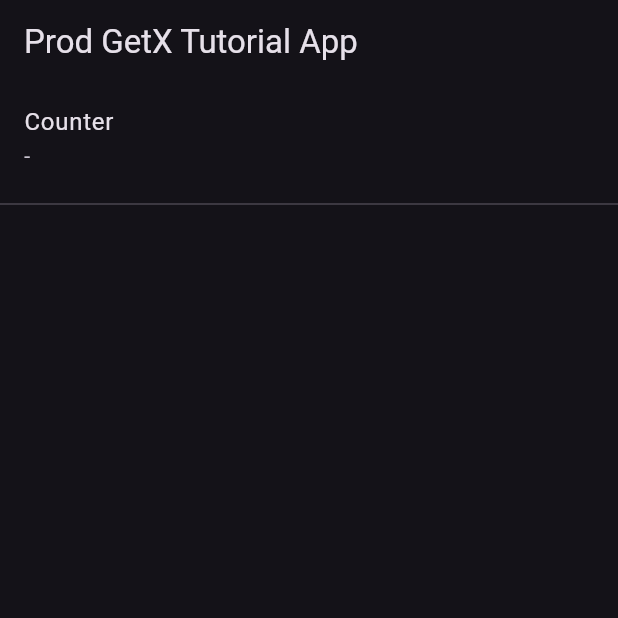
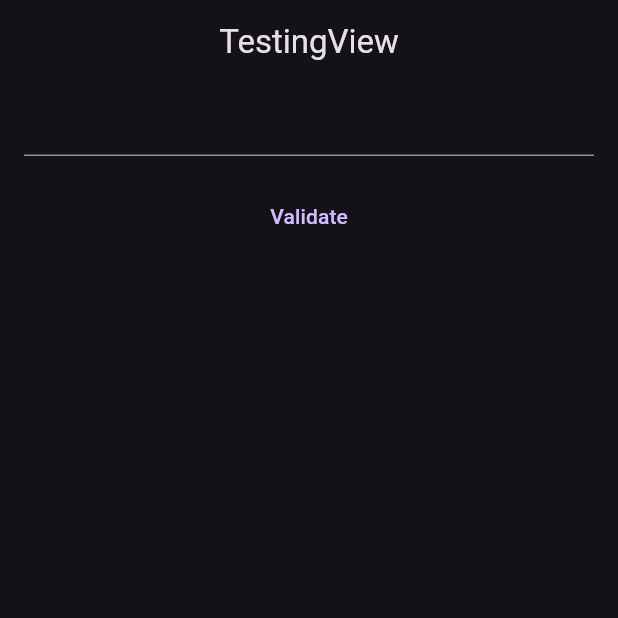
Before and after one commit to DevThurain/getx_tutorial, a Flutter app: the screen it shows after launch, on a phone screen of 412 x 824 dp, the top half of it. Run offline on Flutter 3.47's test engine with Material 3 defaults, Android fonts, the phone set to English and light mode, and no system bars; our stand-ins replace device_info_plus, get, package_info_plus; generated files the repository leaves out were written again.

Commit message:
features: add custom form field

```diff
--- a/lib/app/app.dart
+++ b/lib/app/app.dart
@@ -5,12 +5,12 @@ import 'package:get/route_manager.dart';
 import 'package:getx_tutorial/app/binding/initial_binding.dart';
 import 'package:getx_tutorial/app/modules/counter/counter_page.dart';
 import 'package:getx_tutorial/app/modules/main/main_page.dart';
+import 'package:getx_tutorial/app/routes/app_pages.dart';
 
 class MyApp extends StatelessWidget {
   const MyApp({
     super.key,
   });
-
 
   @override
   Widget build(BuildContext context) {
@@ -25,11 +25,9 @@ class MyApp extends StatelessWidget {
         Locale('en', ''), // English, no country code
       ],
       initialBinding: InitialBinding(),
-      initialRoute: MainPage.routeName,
-      getPages: [
-        GetPage(name: CounterPage.routeName, page: () => const CounterPage()),
-        GetPage(name: MainPage.routeName, page: () => const MainPage()),
-      ],
+      getPages: AppPages.routes,
+      initialRoute: AppPages.INITIAL,
+
       onGenerateTitle: (BuildContext context) => AppLocalizations.of(context)!.appTitle,
 
       // Define a light and dark color theme. Then, read the user's
--- /dev/null
+++ b/lib/app/modules/testing/views/testing_view.dart
@@ -0,0 +1,46 @@
+import 'package:flutter/material.dart';
+
+import 'package:get/get.dart';
+import 'package:getx_tutorial/app/modules/testing/widgets/custom_form_field.dart';
+
+import '../controllers/testing_controller.dart';
+
+class TestingView extends GetView<TestingController> {
+  TestingView({Key? key}) : super(key: key);
+  final _formKey = GlobalKey<FormState>();
+
+  @override
+  Widget build(BuildContext context) {
+    return Scaffold(
+      appBar: AppBar(
+        title: const Text('TestingView'),
+        centerTitle: true,
+      ),
+      body: Form(
+        key: _formKey,
+        child: Column(
+          children: [
+            Padding(
+              padding: const EdgeInsets.symmetric(horizontal: 16),
+              child: CustomFormField(
+                onChanged: (text) {},
+                validator: (value) {
+                  if (value == null || value.isEmpty == true) {
+                    return "form field should not be empty";
+                  }
+                  return null;
+                },
+              ),
+            ),
+            const SizedBox(height: 16),
+            TextButton(
+                onPressed: () {
+                  if (_formKey.currentState!.validate()) {}
+                },
+                child: const Text("Validate"))
+          ],
+        ),
+      ),
+    );
+  }
+}
--- /dev/null
+++ b/lib/app/modules/testing/widgets/custom_form_field.dart
@@ -0,0 +1,47 @@
+import 'package:flutter/foundation.dart';
+import 'package:flutter/material.dart';
+import 'package:flutter/widgets.dart';
+
+class CustomFormField extends FormField<String?> {
+  CustomFormField({
+    super.key,
+    ValueChanged<String?>? onChanged,
+    super.validator,
+    super.autovalidateMode,
+  }) : super(
+          builder: (state) {
+            void onChangedHandler(String? value) {
+              state.didChange(value);
+              if (onChanged != null) {
+                onChanged(value);
+              }
+            }
+
+            return Column(
+              children: [
+                TextFormField(
+                  onChanged: (text) {
+                    onChangedHandler(text);
+                  },
+                ),
+                state.hasError ? _buildErrorWidget(state) : SizedBox(),
+              ],
+            );
+          },
+        );
+
+  static Column _buildErrorWidget(FormFieldState<String?> state) {
+    return Column(
+      children: [
+        const SizedBox(height: 12),
+        Row(
+          children: [
+            const Icon(Icons.error_outline, color: Colors.red),
+            const SizedBox(width: 16),
+            Text(state.errorText ?? "", style: const TextStyle(color: Colors.red)),
+          ],
+        ),
+      ],
+    );
+  }
+}
--- /dev/null
+++ b/lib/app/routes/app_pages.dart
@@ -0,0 +1,20 @@
+import 'package:get/get.dart';
+
+import '../modules/testing/bindings/testing_binding.dart';
+import '../modules/testing/views/testing_view.dart';
+
+part 'app_routes.dart';
+
+class AppPages {
+  AppPages._();
+
+  static const INITIAL = Routes.TESTING;
+
+  static final routes = [
+    GetPage(
+      name: _Paths.TESTING,
+      page: () => TestingView(),
+      binding: TestingBinding(),
+    ),
+  ];
+}
--- /dev/null
+++ b/lib/app/routes/app_routes.dart
@@ -0,0 +1,12 @@
+part of 'app_pages.dart';
+// DO NOT EDIT. This is code generated via package:get_cli/get_cli.dart
+
+abstract class Routes {
+  Routes._();
+  static const TESTING = _Paths.TESTING;
+}
+
+abstract class _Paths {
+  _Paths._();
+  static const TESTING = '/testing';
+}
--- a/lib/main_common.dart
+++ b/lib/main_common.dart
@@ -5,6 +5,5 @@ import 'package:getx_tutorial/flavors.dart';
 
 Future<void> mainCommon(Flavor flavor) async {
   F.appFlavor = flavor;
-  LocalResourceBinding.
   runApp(const MyApp());
 }
```
Also changed, not shown: lib/app/modules/testing/bindings/testing_binding.dart (added, +12 -0 lines), lib/app/modules/testing/controllers/testing_controller.dart (added, +23 -0 lines).
